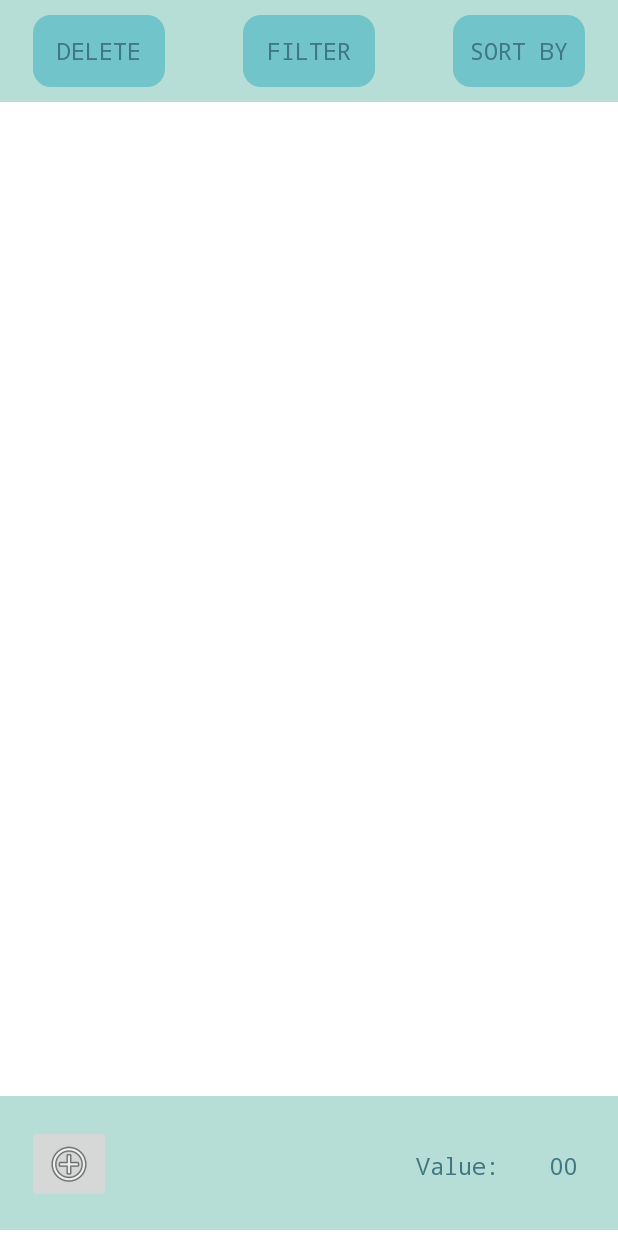
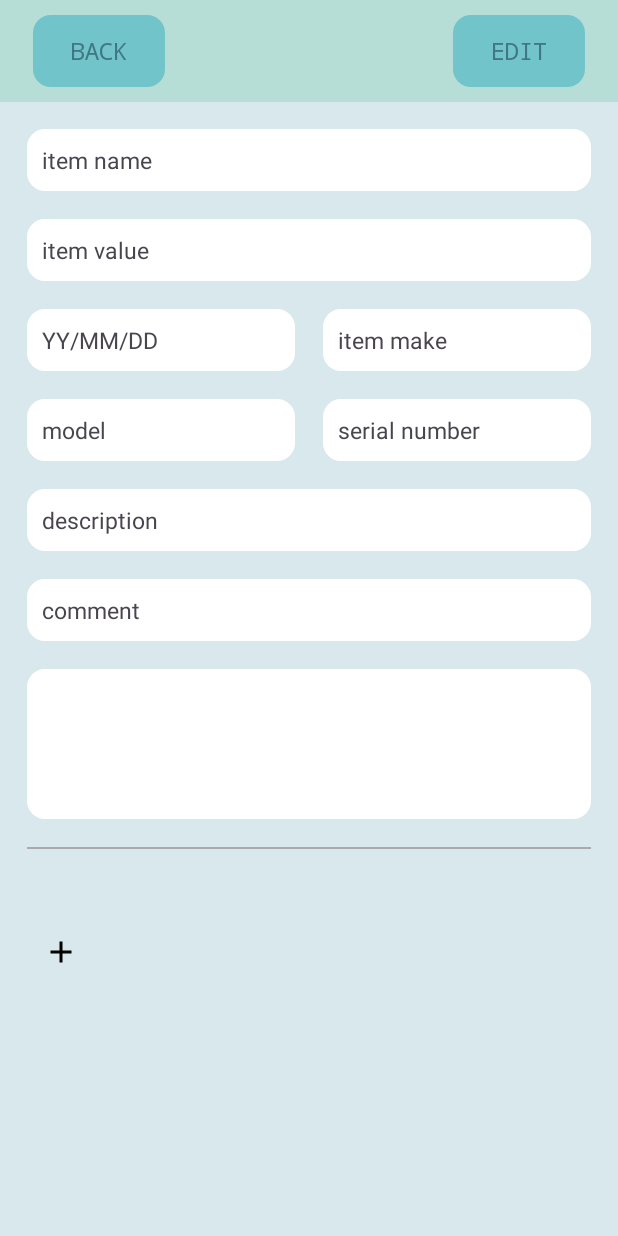
Before and after one commit to CMPUT301F23T29/agile-beast, an Android app: the screen it shows after launch (MainActivity before the commit, DisplayActivity after it), on a phone screen of 412 x 824 dp. Run offline under Robolectric (Android 15) with nearby library versions, the phone set to English and light mode, and no system bars.

Commit message:
Applied photos on display Activity

```diff
--- a/app/build.gradle.kts
+++ b/app/build.gradle.kts
@@ -24,6 +24,7 @@ android {
                 "proguard-rules.pro"
             )
         }
+
     }
     compileOptions {
         sourceCompatibility = JavaVersion.VERSION_1_8
--- a/app/src/main/java/com/example/team29project/DisplayActivity.java
+++ b/app/src/main/java/com/example/team29project/DisplayActivity.java
@@ -1,19 +1,35 @@
 package com.example.team29project;
 
+import static androidx.constraintlayout.helper.widget.MotionEffect.TAG;
+
+import androidx.activity.result.ActivityResult;
+import androidx.activity.result.ActivityResultCallback;
+import androidx.activity.result.ActivityResultLauncher;
+import androidx.activity.result.contract.ActivityResultContracts;
 import androidx.appcompat.app.AppCompatActivity;
 import androidx.fragment.app.Fragment;
+import androidx.recyclerview.widget.LinearLayoutManager;
+import androidx.recyclerview.widget.RecyclerView;
 
 import android.app.Activity;
+import android.content.ClipData;
+import android.content.ContentResolver;
 import android.content.Intent;
+import android.content.res.Resources;
 import android.graphics.Bitmap;
+import android.net.Uri;
 import android.os.Bundle;
+import android.provider.MediaStore;
+import android.util.Log;
 import android.view.LayoutInflater;
 import android.view.View;
 import android.widget.ArrayAdapter;
 import android.widget.Button;
 import android.widget.GridView;
+import android.widget.LinearLayout;
 import android.widget.ListView;
 import android.widget.TextView;
+import android.widget.Toast;
 
 import com.google.android.material.chip.Chip;
 import com.google.android.material.chip.ChipGroup;
@@ -24,25 +40,57 @@ import java.util.ArrayList;
  * Display details of a selected inventory item
  * Allow users to view and potentially edit the item's information
  */
-public class DisplayActivity extends AppCompatActivity implements InputFragment.OnFragmentInteractionListener {
+public class DisplayActivity extends AppCompatActivity implements InputFragment.OnFragmentInteractionListener, SelectListener,PickCameraDialog.ImageOrGalleryListener {
 
     private Button back_button, edit_button;
     private TextView item_name, item_value, item_date, item_make, item_model, item_serialno, item_description, item_comment;
     private Item item;
     ChipGroup tagGroup;
-    private GridView photo_view;
-    private ArrayList<Bitmap> dataList;
-    private ArrayAdapter<Bitmap> photoAdapter;
+    ArrayList<Uri> uriList = new ArrayList<>();
+
+    RecyclerView imageListView;  //
+    MultiImageAdapter adapter;
+    Intent cameraIntent , galleryIntent;
+    ActivityResultLauncher<Intent> pictureActivityResultLauncher = registerForActivityResult(
+            new ActivityResultContracts.StartActivityForResult(),
+            new ActivityResultCallback<ActivityResult>() {
+                @Override
+                public void onActivityResult(ActivityResult result) {
+                    if (result.getResultCode() == Activity.RESULT_OK) {
+                        // There are no request codes
+                        Intent data = result.getData();
+                        ClipData clipData = data.getClipData();
+                        if (clipData == null) {
+                            uriList.add(data.getData());
+                            adapter.notifyDataSetChanged();
+                        } else {
+                            for (int i = 0; i < clipData.getItemCount(); i++) {
+                                Uri imageUri = clipData.getItemAt(i).getUri();
+                                try {
+                                    uriList.add(imageUri);
+
+                                } catch (Exception e) {
+                                    Log.e(TAG, "File select error", e);
+                                }
+                            }
+                            adapter.notifyDataSetChanged();
+
+                        }
+                    }
+                }
+            });
+
+
+
 
     @Override
     protected void onCreate(Bundle savedInstanceState) {
         super.onCreate(savedInstanceState);
         setContentView(R.layout.activity_display);
-        Intent intent = getIntent();
+       // Intent intent = getIntent();
         back_button = findViewById(R.id.back_button);
         edit_button = findViewById(R.id.edit_button);
         tagGroup = findViewById(R.id.tagGroup);
-        photo_view = findViewById(R.id.photo_view);
         item_name = findViewById(R.id.item_name);
         item_value = findViewById(R.id.item_value);
         item_date = findViewById(R.id.item_date);
@@ -51,22 +99,55 @@ public class DisplayActivity extends AppCompatActivity implements InputFragment.
         item_serialno = findViewById(R.id.item_serialno);
         item_description = findViewById(R.id.item_description);
         item_comment = findViewById(R.id.item_comment);
-        item = intent.getParcelableExtra("item");
-        changeData();
+        imageListView= findViewById(R.id.photo_view);
+     //   item = intent.getParcelableExtra("item");
+       // changeData();
+        galleryIntent = new Intent(Intent.ACTION_PICK);
+        galleryIntent.setType(MediaStore.Images.Media.CONTENT_TYPE);
+        galleryIntent.putExtra(Intent.EXTRA_ALLOW_MULTIPLE, true);
+        galleryIntent.setData(MediaStore.Images.Media.EXTERNAL_CONTENT_URI);
+        cameraIntent = new Intent(DisplayActivity.this, CustomCameraActivity.class);
+        if(uriList.size()==0){
+            int resourceId = R.drawable.plus;
+            Resources resources = getResources();
+            Uri uris = Uri.parse(ContentResolver.SCHEME_ANDROID_RESOURCE +
+                    "://" + resources.getResourcePackageName(resourceId)
+                    + '/' + resources.getResourceTypeName(resourceId)
+                    + '/' + resources.getResourceEntryName(resourceId));
+
+            uriList.add(uris);
+        }
+       adapter = new MultiImageAdapter(uriList, getApplicationContext(),this);
+       imageListView.setAdapter(adapter);
+       imageListView.setLayoutManager(new LinearLayoutManager(DisplayActivity.this, LinearLayoutManager.HORIZONTAL, false));
+       edit_button.setOnClickListener(new View.OnClickListener() {
+            @Override
+            public void onClick(View v) {
+                //pictureActivityResultLauncher.launch(cameraIntent);
+
+                pictureActivityResultLauncher.launch(galleryIntent);
+
+            }
+        });
+
+
+
+
+
+
 
         // set tags
-        ArrayList<Tag> tags = item.getTags();
+       /* ArrayList<Tag> tags = item.getTags();
         for (Tag tag: tags) {
             Chip chip = (Chip) LayoutInflater.from(DisplayActivity.this).inflate(R.layout.activity_display, null);
             chip.setText(tag.getName());
             chip.setId(tags.indexOf(tag));
             tagGroup.addView(chip);
         }
+        */
 
         // TODO assign values of photos from item to photos
-        ArrayList<Bitmap> photos = item.getPhotos();
-        photoAdapter = new ArrayAdapter<Bitmap>(this,R.layout.photos_list_item, photos);
-        photo_view.setAdapter(photoAdapter);
+      //  ArrayList<Bitmap> photos = item.getPhotos();
 
         back_button.setOnClickListener(new View.OnClickListener() {
             @Override
@@ -75,20 +156,16 @@ public class DisplayActivity extends AppCompatActivity implements InputFragment.
             }
         });
 
-        edit_button.setOnClickListener(new View.OnClickListener() {
+        /*edit_button.setOnClickListener(new View.OnClickListener() {
             @Override
             public void onClick(View view) {
                 new InputFragment(item).show(getSupportFragmentManager(), "Edit");
             }
         });
 
-        photo_view.setOnClickListener(new View.OnClickListener() {
-            @Override
-            public void onClick(View view) {
-                // TODO if clicked on photo, delete
-                // TODO if clicked on last photo, call DisplayImageActivity
-            }
-        });
+         */
+
+
     }
 
     @Override
@@ -112,4 +189,28 @@ public class DisplayActivity extends AppCompatActivity implements InputFragment.
         item_comment.setText(item.getComment());
         // TODO update photos and tags
     }
+    @Override
+    public void onItemClick(int position) {
+        if(position ==0) {
+            new PickCameraDialog().show(getSupportFragmentManager(),"Photo");
+
+        }
+        else {
+            uriList.remove(position);
+            adapter.notifyDataSetChanged();
+        }
+    }
+
+
+    @Override
+    public void onGalleryPressed() {
+        pictureActivityResultLauncher.launch(galleryIntent);
+
+    }
+
+    @Override
+    public void onCameraPressed() {
+        pictureActivityResultLauncher.launch(cameraIntent);
+
+    }
 }
--- a/app/src/main/java/com/example/team29project/MainActivity.java
+++ b/app/src/main/java/com/example/team29project/MainActivity.java
@@ -28,13 +28,15 @@ import java.util.ArrayList;
 public class MainActivity extends AppCompatActivity implements InputFragment.OnFragmentInteractionListener{
     private Button camera ;
     private TextView addItem;
-
+    private ArrayList<Item> item_list;
     private TextView editTag;
 
     @Override
     protected void onCreate(Bundle savedInstanceState) {
         super.onCreate(savedInstanceState);
         setContentView(R.layout.activity_main);
+        Intent intent = new Intent(this, DisplayActivity.class);
+        startActivity(intent);
         ImageButton menu =findViewById(R.id.menu);
 //        ConstraintLayout menuBackgroundLayout = (ConstraintLayout) findViewById(R.id.menu_background_layout);
         menu.setOnClickListener(new View.OnClickListener() {
--- /dev/null
+++ b/app/src/main/java/com/example/team29project/MultiImageAdapter.java
@@ -0,0 +1,77 @@
+package com.example.team29project;
+
+import android.content.Context;
+import android.net.Uri;
+import android.view.LayoutInflater;
+import android.view.View;
+import android.view.ViewGroup;
+import android.widget.ImageView;
+
+import androidx.recyclerview.widget.RecyclerView;
+
+import com.bumptech.glide.Glide;
+
+import java.util.ArrayList;
+import java.util.List;
+
+public class MultiImageAdapter extends RecyclerView.Adapter<MultiImageAdapter.ViewHolder>{
+    private ArrayList<Uri> mData;
+    private Context mContext ;
+
+    private SelectListener itemClickListener;
+
+
+    MultiImageAdapter(ArrayList<Uri> list, Context context,SelectListener itemClickListener) {
+        mData = list ;
+        mContext = context;
+        this.itemClickListener = itemClickListener;
+    }
+
+
+
+    public class ViewHolder extends RecyclerView.ViewHolder {
+
+        ImageView image;
+        ViewHolder(View itemView) {
+            super(itemView) ;
+            image = itemView.findViewById(R.id.image);
+        }
+
+    }
+
+    @Override
+    public MultiImageAdapter.ViewHolder onCreateViewHolder(ViewGroup parent, int viewType) {
+        Context context = parent.getContext() ;
+        LayoutInflater inflater = (LayoutInflater) context.getSystemService(Context.LAYOUT_INFLATER_SERVICE) ;
+        View view = inflater.inflate(R.layout.multi_image, parent, false) ;
+        MultiImageAdapter.ViewHolder viewHolder = new MultiImageAdapter.ViewHolder(view) ;
+
+        return viewHolder ;
+    }
+
+
+    @Override
+    public void onBindViewHolder(MultiImageAdapter.ViewHolder holder, int position) {
+
+            Uri image_uri = mData.get(position);
+            holder.image.setOnClickListener(new View.OnClickListener() {
+                @Override
+                public void onClick(View v) {
+
+                    itemClickListener.onItemClick(holder.getAdapterPosition());
+                }
+            });
+
+            Glide.with(mContext)
+                    .load(image_uri)
+                    .into(holder.image);
+
+    }
+
+
+    @Override
+    public int getItemCount() {
+        return mData.size() ;
+    }
+
+}
--- /dev/null
+++ b/app/src/main/java/com/example/team29project/SelectListener.java
@@ -0,0 +1,4 @@
+package com.example.team29project;
+
+public interface SelectListener { void onItemClick(int position);
+}
--- /dev/null
+++ b/app/src/main/res/drawable/plus.xml
@@ -0,0 +1,5 @@
+<vector android:height="24dp" android:tint="#000000"
+    android:viewportHeight="24" android:viewportWidth="24"
+    android:width="24dp" xmlns:android="http://schemas.android.com/apk/res/android">
+    <path android:fillColor="@android:color/white" android:pathData="M19,13h-6v6h-2v-6H5v-2h6V5h2v6h6v2z"/>
+</vector>
--- a/app/src/main/res/layout/activity_display.xml
+++ b/app/src/main/res/layout/activity_display.xml
@@ -59,6 +59,7 @@
         android:layout_height="wrap_content"
         android:orientation="vertical"
         app:layout_constraintEnd_toEndOf="parent"
+        app:layout_constraintHorizontal_bias="0.0"
         app:layout_constraintStart_toStartOf="parent"
         app:layout_constraintTop_toBottomOf="@+id/constraintLayout">
 
@@ -181,27 +182,33 @@
             android:id="@+id/tagGroup"
             android:layout_width="match_parent"
             android:layout_height="100dp"
+            android:layout_marginHorizontal="18dp"
+            android:layout_marginVertical="9dp"
             android:background="@drawable/button_style"
             android:backgroundTint="@color/white"
-            android:layout_marginHorizontal="18dp"
-            android:layout_marginVertical="9dp"
             app:selectionRequired="false">
 
         </com.google.android.material.chip.ChipGroup>
+
         <View
             android:layout_width="match_parent"
             android:layout_height="1dp"
             android:layout_marginHorizontal="18dp"
             android:layout_marginVertical="9dp"
-            android:background="@android:color/darker_gray"/>
+            android:background="@android:color/darker_gray" />
 
-        <GridView
-            android:id="@+id/photo_view"
-            android:layout_width="match_parent"
-            android:layout_height="wrap_content"
-            android:padding="9dp"
-            android:numColumns="3"
-            />
+
+            <androidx.recyclerview.widget.RecyclerView
+                android:id="@+id/photo_view"
+                android:layout_width="match_parent"
+                android:layout_height="wrap_content"
+                android:layout_marginTop="24dp"
+                android:orientation="horizontal"
+                app:layout_constraintEnd_toEndOf="parent"
+                app:layout_constraintHorizontal_bias="0.0"
+                app:layout_constraintStart_toStartOf="parent"
+                app:layout_constraintTop_toBottomOf="@+id/textView4" />
+
     </androidx.appcompat.widget.LinearLayoutCompat>
 
 </androidx.constraintlayout.widget.ConstraintLayout>
--- /dev/null
+++ b/app/src/main/res/layout/multi_image.xml
@@ -0,0 +1,24 @@
+<?xml version="1.0" encoding="utf-8"?>
+<androidx.constraintlayout.widget.ConstraintLayout
+    xmlns:android="http://schemas.android.com/apk/res/android"
+    xmlns:app="http://schemas.android.com/apk/res-auto"
+    android:layout_width="wrap_content"
+    android:layout_height="wrap_content">
+
+    <ImageView
+        android:id="@+id/image"
+        android:layout_width="70dp"
+        android:layout_height="70dp"
+        android:layout_marginHorizontal="5dp"
+        android:scaleType="center"
+        app:layout_constraintBottom_toBottomOf="parent"
+        app:layout_constraintEnd_toEndOf="parent"
+        app:layout_constraintHorizontal_bias="1.0"
+        app:layout_constraintStart_toStartOf="parent"
+        app:layout_constraintTop_toTopOf="parent"
+        app:layout_constraintVertical_bias="0.0" />
+
+
+
+
+</androidx.constraintlayout.widget.ConstraintLayout>
```
Also changed, not shown: app/src/main/java/com/example/team29project/MultiImageViewHolder.java (added, +26 -0 lines), app/src/main/java/com/example/team29project/PickCameraDialog.java (added, +66 -0 lines), app/src/main/res/layout/camera_or_gallery.xml (added, +33 -0 lines).
